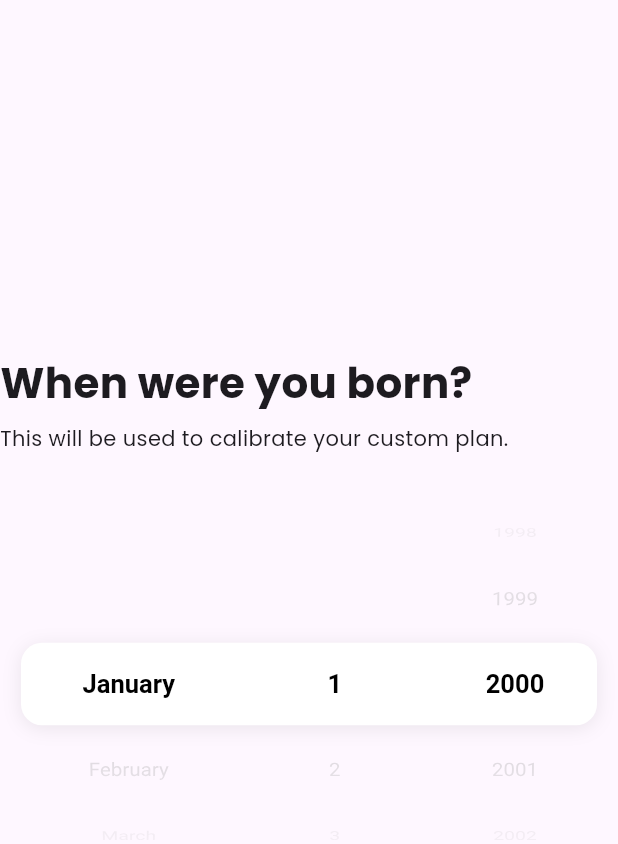
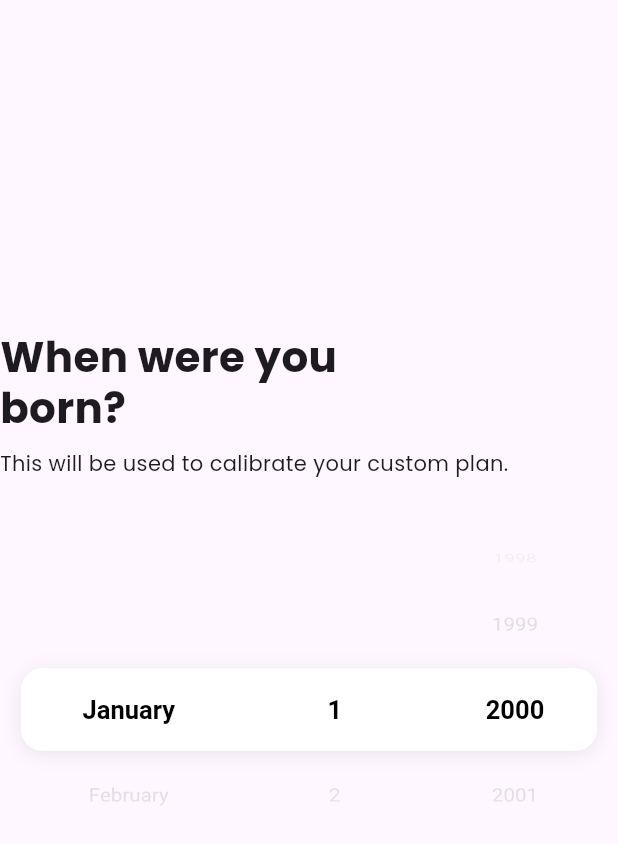
Before and after one commit to Yeasin00p/calorie_ai_app, a Flutter app: the screen it shows after launch, on a phone screen of 412 x 824 dp. Shown: the top 844 px of the screen. Run offline on Flutter 3.47's test engine with Material 3 defaults, Android fonts, the phone set to English and light mode, and no system bars; our stand-ins replace flutter_bloc, go_router, google_fonts.

Commit message:
HeightWeightWidget

```diff
--- a/lib/features/onboarding/screen/onboarding_screen.dart
+++ b/lib/features/onboarding/screen/onboarding_screen.dart
@@ -1,5 +1,4 @@
 import 'package:calorie_ai_app/features/onboarding/screen/widgets/age_widget.dart';
-import 'package:calorie_ai_app/features/onboarding/screen/widgets/gender_widget.dart';
 import 'package:flutter/material.dart';
 
 class OnboardingScreen extends StatelessWidget {
--- a/lib/features/onboarding/screen/widgets/age_widget.dart
+++ b/lib/features/onboarding/screen/widgets/age_widget.dart
@@ -131,7 +131,7 @@ class _AgeWidgetState extends State<AgeWidget> {
     return Column(
       crossAxisAlignment: CrossAxisAlignment.start,
       children: [
-        Text("When were you born?", style: AppTypography.headlineLarge),
+        Text("When were you\nborn?", style: AppTypography.headlineLarge),
         const SizedBox(height: 10),
         Text(
           'This will be used to calibrate your custom plan.',
```
Also changed, not shown: lib/features/onboarding/screen/widgets/height_weight_widget.dart (added, +19 -0 lines).
